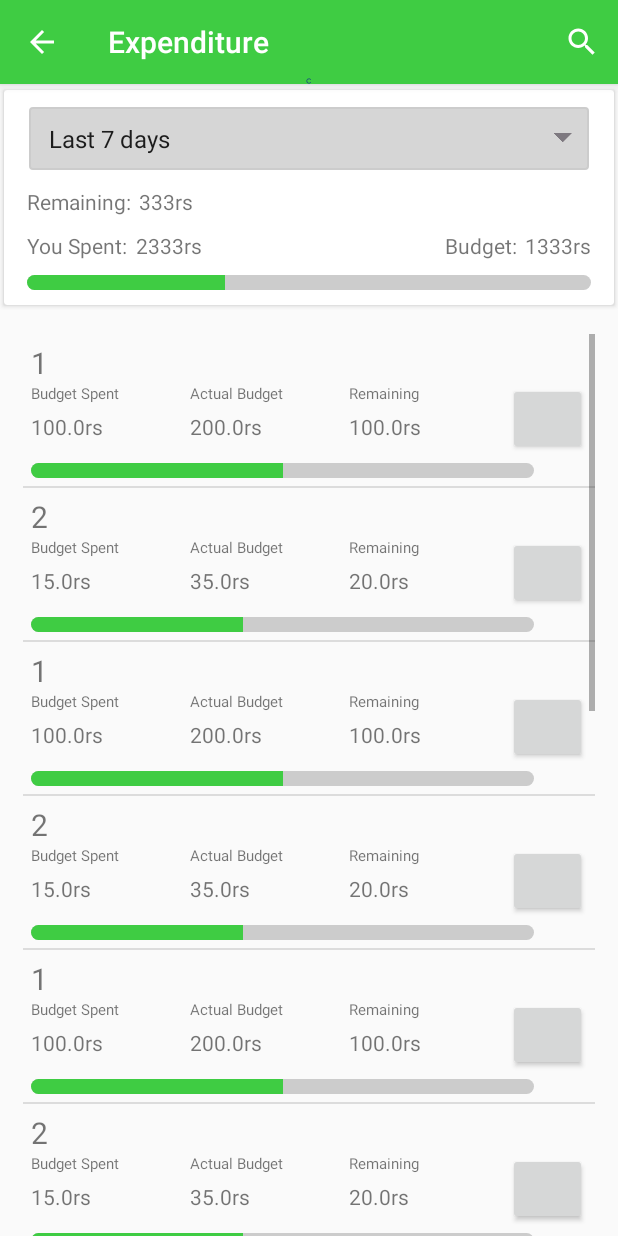
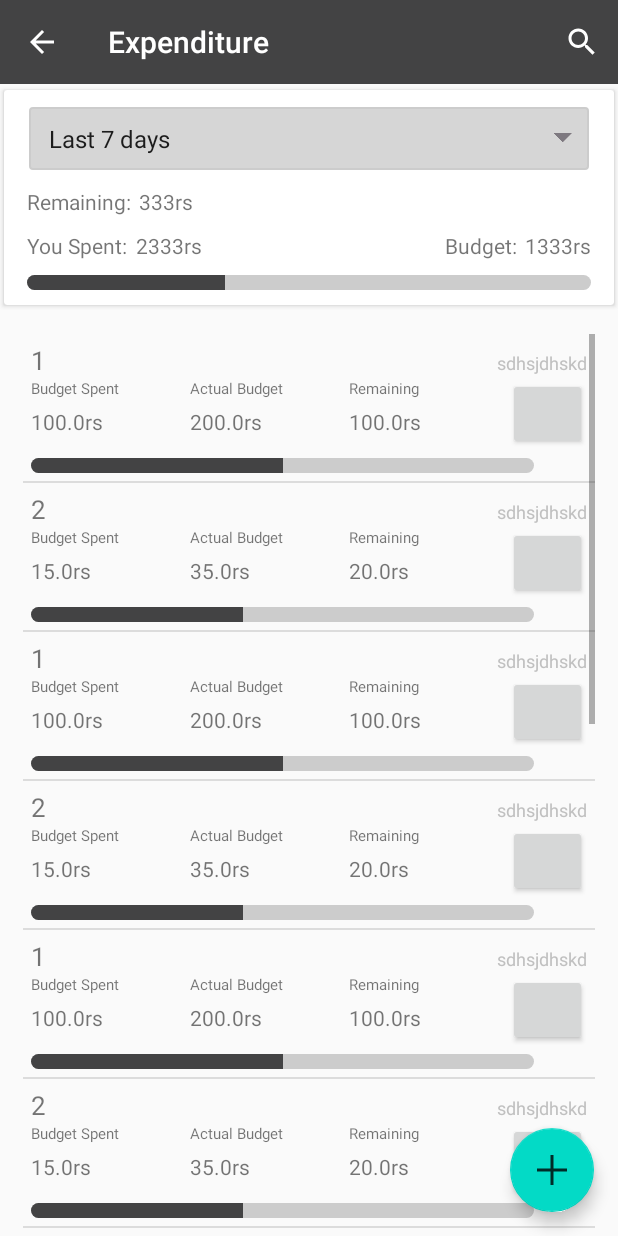
Before and after one commit to kopi1996/Budget-Planner, an Android app: the CategoryView screen opened directly, with no data from a screen before it, on a phone screen of 412 x 824 dp. Run offline under Robolectric (Android 15) with nearby library versions, the phone set to English and light mode, and no system bars; plain views replace MaterialProgressBar.

Commit message:
Finish Floating action button design work

```diff
--- a/app/src/main/java/com/planner/budgetplanner/BudgetObjectView.java
+++ b/app/src/main/java/com/planner/budgetplanner/BudgetObjectView.java
@@ -22,7 +22,7 @@ import com.planner.budgetplanner.Utility.MyUtility;
 
 import java.util.ArrayList;
 
-public class BudgetObjectView<T1 extends MyItemAdapter<T2>,T2 extends BudgetObject> extends AppCompatActivity {
+public class BudgetObjectView<T1 extends MyItemAdapter<T2>,T2 extends BudgetObject> extends CustomAppBarActivity {
 
     private static final String TAG = "BudgetObjectView";
     protected SearchView searchView;
@@ -35,16 +35,10 @@ public class BudgetObjectView<T1 extends MyItemAdapter<T2>,T2 extends BudgetObje
     protected T1 adapter;
 
 
-    @Override
-    protected void onCreate(@Nullable Bundle savedInstanceState) {
-        super.onCreate(savedInstanceState);
-    }
 
     protected void initialize(String title,View homeView, RecyclerView recyclerView) {
-
-        setSupportActionBar((Toolbar) findViewById(R.id.toolbar));
-        getSupportActionBar().setTitle(title);
-        getSupportActionBar().setDisplayHomeAsUpEnabled(true);
+        super.initialize(title);
+        enableBackBtn();
         this.recyclerView = recyclerView;
         this.homeView = homeView;
         searchRecyclerView = findViewById(R.id.searhCateViewList);
@@ -159,6 +153,17 @@ public class BudgetObjectView<T1 extends MyItemAdapter<T2>,T2 extends BudgetObje
         });
     }
 
+    @Override
+    public boolean onOptionsItemSelected(MenuItem item) {
+        switch (item.getItemId()) {
+            case android.R.id.home:
+                onBackPressed();
+                return true;
+        }
+
+        return super.onOptionsItemSelected(item);
+    }
+
     public interface ISearchListner<T>
     {
         void onResult(ArrayList<T> result);
--- /dev/null
+++ b/app/src/main/java/com/planner/budgetplanner/CustomAppBarActivity.java
@@ -0,0 +1,21 @@
+package com.planner.budgetplanner;
+
+import android.support.v7.app.AppCompatActivity;
+import android.support.v7.widget.Toolbar;
+
+public class CustomAppBarActivity extends AppCompatActivity {
+
+    protected Toolbar toolbar;
+
+    protected void initialize(String title)
+    {
+        toolbar=findViewById(R.id.toolbar);
+        setSupportActionBar(toolbar);
+        getSupportActionBar().setTitle(title);
+    }
+
+    public void enableBackBtn()
+    {
+        getSupportActionBar().setDisplayHomeAsUpEnabled(true);
+    }
+}
--- a/app/src/main/res/layout/activity_category_view.xml
+++ b/app/src/main/res/layout/activity_category_view.xml
@@ -41,13 +41,11 @@
                 android:orientation="vertical"
                 android:layout_marginVertical="10dp">
 
-                <Spinner
+                <include
                     android:id="@+id/catFilter"
+                    layout="@layout/filter_dropdown_layout"
                     android:layout_width="match_parent"
-                    android:layout_height="wrap_content"
-                    android:paddingVertical="10dp"
-                    android:entries="@array/filter_array"
-                    style="@style/spinner_style"/>
+                    android:layout_height="wrap_content" />
 
                 <LinearLayout
                     android:layout_marginTop="10dp"
@@ -131,6 +129,15 @@
         </android.support.v7.widget.RecyclerView>
 
     </LinearLayout>
+        <android.support.design.widget.FloatingActionButton
+            android:id="@+id/cateViewFloatBtn"
+            android:layout_width="wrap_content"
+            android:layout_height="wrap_content"
+            android:layout_alignParentBottom="true"
+            style="@style/Widget.MaterialComponents.FloatingActionButton"
+            android:layout_alignParentRight="true"
+            android:src="@drawable/floating_btn_src"
+            android:layout_margin="16dp" />
     </RelativeLayout>
 
 </android.support.design.widget.CoordinatorLayout>
--- a/app/src/main/res/layout/category_item.xml
+++ b/app/src/main/res/layout/category_item.xml
@@ -7,12 +7,33 @@
     android:paddingHorizontal="5dp"
     android:paddingVertical="5dp">
 
-    <TextView
-        android:id="@+id/cateTitle"
+    <LinearLayout
         android:layout_width="match_parent"
         android:layout_height="wrap_content"
-        android:text="Some"
-        android:textSize="20sp"/>
+        android:orientation="horizontal">
+
+        <TextView
+            android:id="@+id/cateTitle"
+            android:layout_width="wrap_content"
+            android:layout_height="wrap_content"
+            android:text="Some"
+            android:textSize="17sp"/>
+
+        <Space
+            android:layout_width="0dp"
+            android:layout_height="match_parent"
+            android:layout_weight="1"/>
+
+        <TextView
+
+            android:id="@+id/cateCreatDate"
+            android:layout_width="wrap_content"
+            android:layout_height="wrap_content"
+            android:text="sdhsjdhskd"
+            android:textColor="@color/dimmTxtColor"
+            android:textSize="12sp"/>
+
+    </LinearLayout>
 
     <LinearLayout
         android:layout_width="match_parent"
--- a/app/src/main/res/layout/income_item.xml
+++ b/app/src/main/res/layout/income_item.xml
@@ -9,8 +9,8 @@
 
     <TextView
         android:id="@+id/incomeItemProf"
-        android:layout_width="45dp"
-        android:layout_height="45dp"
+        android:layout_width="40dp"
+        android:layout_height="40dp"
         android:background="@drawable/profile_letter_bg"
         android:text="T"
         android:textStyle="bold"
--- a/app/src/main/res/layout/my_action_bar.xml
+++ b/app/src/main/res/layout/my_action_bar.xml
@@ -2,6 +2,7 @@
     android:layout_height="wrap_content"
     xmlns:app="http://schemas.android.com/apk/res-auto"
     android:theme="@style/AppTheme.AppBarOverlay"
+    app:liftOnScroll="true"
     xmlns:android="http://schemas.android.com/apk/res/android">
 
     <RelativeLayout
@@ -14,12 +15,13 @@
             android:layout_height="?attr/actionBarSize"
             android:background="@color/appBarColor"
             app:title="@string/app_name"
+            app:layout_scrollFlags="scroll|enterAlways"
             app:popupTheme="@style/AppTheme.PopupOverlay" />
 
         <include
             android:id="@+id/loadingHoriBar"
             layout="@layout/loading_screen"
-            android:visibility="visible"
+            android:visibility="invisible"
             android:layout_marginTop="10dp"
             android:layout_alignParentBottom="true"
             android:layout_height="4dp"
--- a/app/src/main/res/values/colors.xml
+++ b/app/src/main/res/values/colors.xml
@@ -2,12 +2,12 @@
 <resources>
     <color name="colorPrimary">#008577</color>
     <color name="colorPrimaryDark">#00574B</color>
-    <color name="colorAccent">#D81B60</color>
+    <color name="colorAccent">#434344</color>
     <color name="defaultBtn">#19B4E5</color>
     <color name="btnTxtColor">#FFFFFF</color>
     <color name="mainBack">#F7F7F7</color>
     <color name="txtFocus">#4CC9EB</color>
-    <color name="appBarColor">#3FCC43</color>
+    <color name="appBarColor">@color/colorAccent</color>
     <color name="swipebackground">#cf0b4e</color>
     <color name="dimmTxtColor">#C0C0C0</color>
 
```
Also changed, not shown: app/src/main/java/com/planner/budgetplanner/BudgetObjectAdd.java (added, +27 -0 lines), app/src/main/java/com/planner/budgetplanner/CategoryAdd.java (+4 -3 lines), app/src/main/java/com/planner/budgetplanner/ExpenseAdd.java (+3 -13 lines), app/src/main/java/com/planner/budgetplanner/IncomeAdd.java (+5 -3 lines), app/src/main/res/layout/activity_expense_view.xml (+14 -2 lines), app/src/main/res/layout/activity_income_view.xml (+14 -2 lines), app/src/main/res/drawable-hdpi/floating_btn_src.png (added), app/src/main/res/drawable-mdpi/floating_btn_src.png (added), app/src/main/res/drawable-xhdpi/floating_btn_src.png (added), app/src/main/res/drawable-xxhdpi/floating_btn_src.png (added), app/src/main/res/drawable-xxxhdpi/floating_btn_src.png (added).
